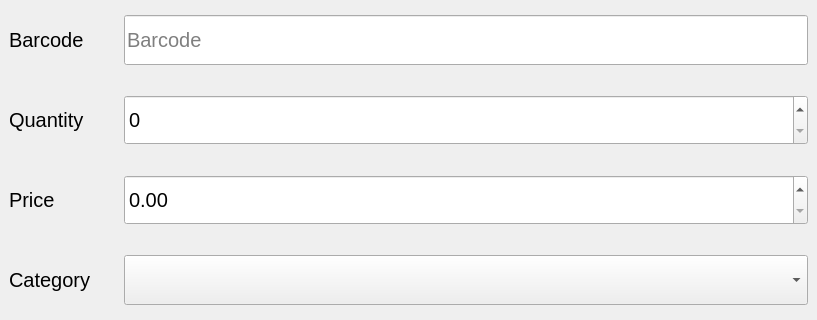
Before: the Qt Designer form forms/createProduct_GUI.ui in nasserahmed96/invoces_manager, drawn with Qt 5; both pictures show x 0 to 817 and y 154 to 474 of the 817 by 741 pixel window.
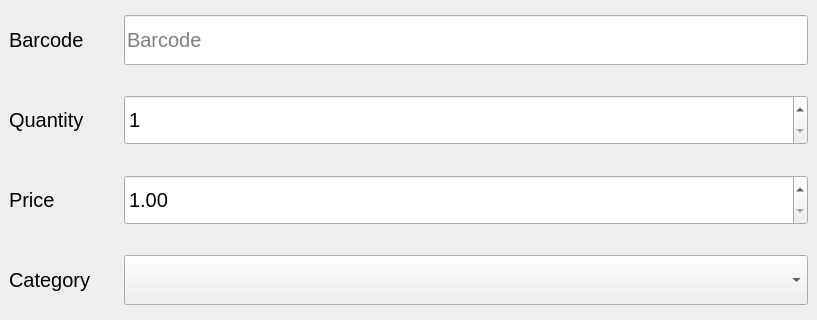
After: the same form once the commit is applied. Custom widgets are drawn as their Qt base class.

Commit message: Adding form validation, refactoring insert product

```diff
--- a/forms/createProduct_GUI.ui
+++ b/forms/createProduct_GUI.ui
@@ -200,6 +200,9 @@
             <pointsize>15</pointsize>
            </font>
           </property>
+          <property name="minimum">
+           <number>1</number>
+          </property>
          </widget>
         </item>
         <item row="4" column="0">
@@ -239,6 +242,9 @@
             <pointsize>15</pointsize>
            </font>
           </property>
+          <property name="minimum">
+           <double>1.000000000000000</double>
+          </property>
          </widget>
         </item>
         <item row="5" column="0">
@@ -455,6 +461,13 @@
   </widget>
   <widget class="QStatusBar" name="statusbar"/>
  </widget>
+ <customwidgets>
+  <customwidget>
+   <class>ValidatedLineEditor</class>
+   <extends>QLineEdit</extends>
+   <header>validatedlineeditor.h</header>
+  </customwidget>
+ </customwidgets>
  <resources/>
  <connections>
   <connection>
```
Left out of the diff: 7 changed lines with no effect on the pictures. The commit also changes 8 other files.
